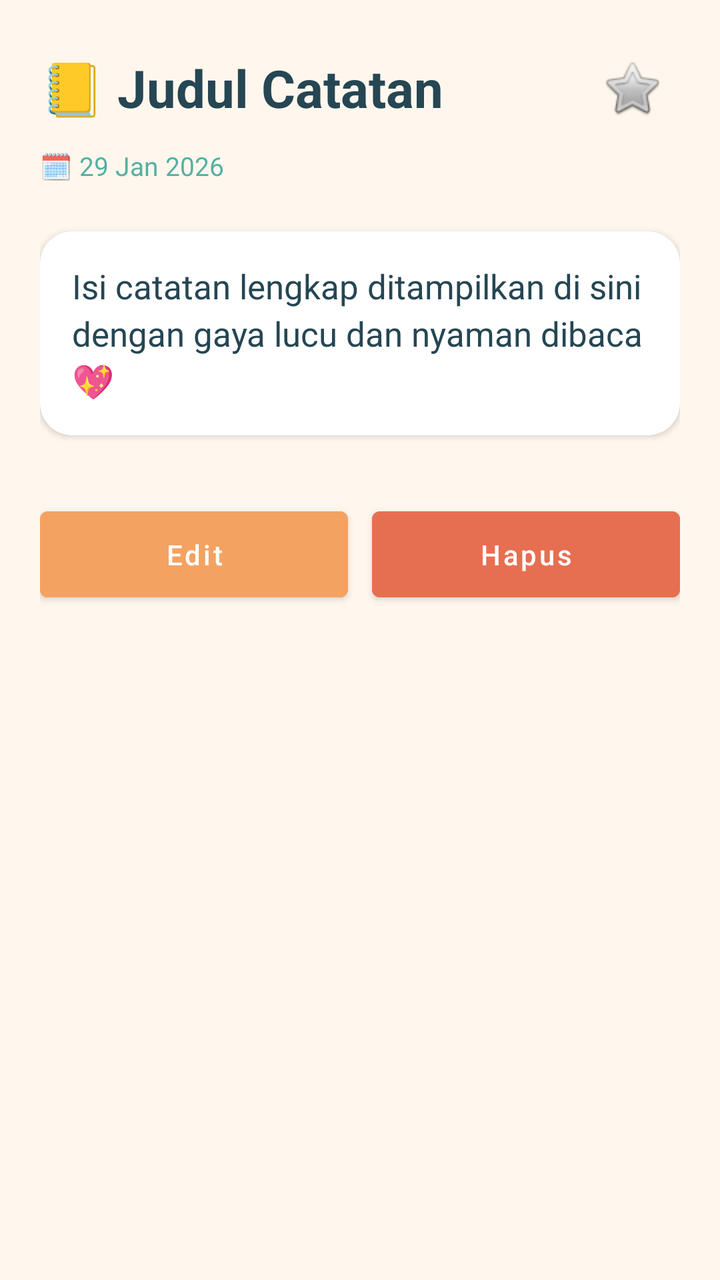
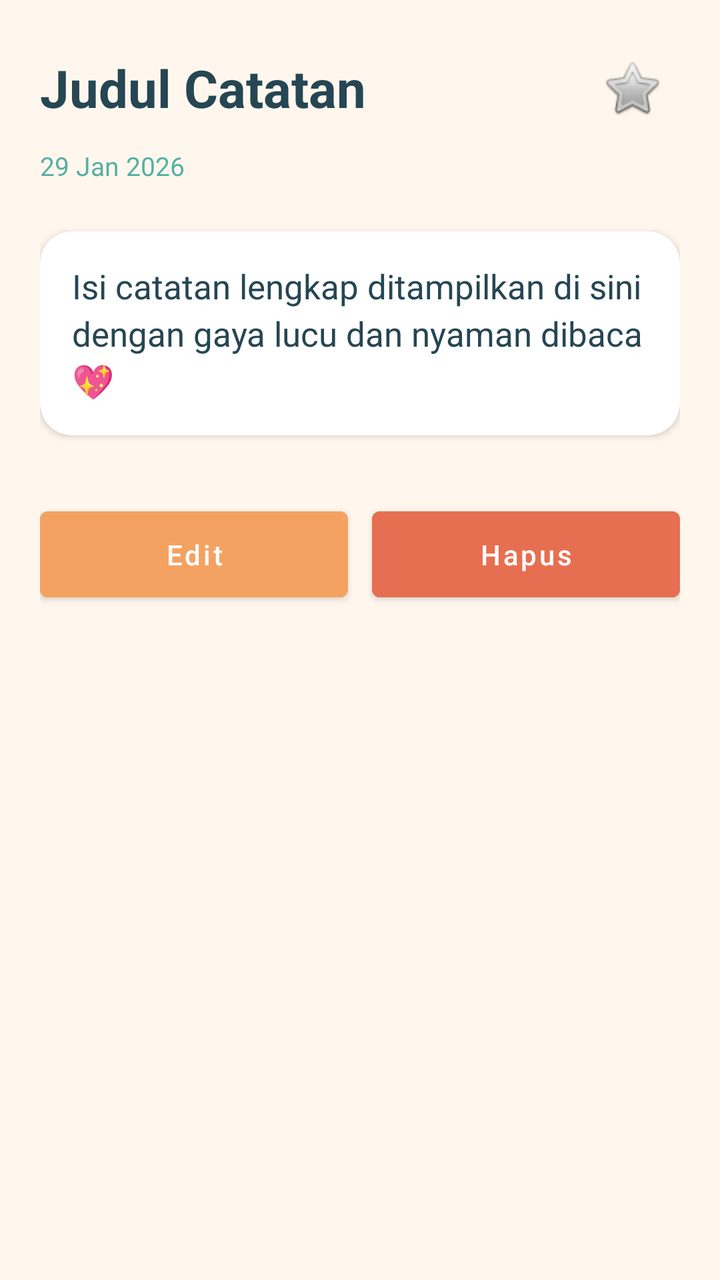

Screens rendered from an Android XML layout before and after an edit, with the pre-edit source and the edit as a unified diff.
<!-- AndroidManifest.xml: application theme Theme.Notes -->
<!-- res/layout/activity_detail.xml -->
<?xml version="1.0" encoding="utf-8"?>
<ScrollView xmlns:android="http://schemas.android.com/apk/res/android"
    android:id="@+id/main"
    android:layout_width="match_parent"
    android:layout_height="match_parent"
    android:background="@color/cream_background">

    <LinearLayout
        android:layout_width="match_parent"
        android:layout_height="wrap_content"
        android:orientation="vertical"
        android:padding="20dp">

        
        <LinearLayout
            android:layout_width="match_parent"
            android:layout_height="wrap_content"
            android:gravity="center_vertical"
            android:orientation="horizontal">

            <TextView
                android:id="@+id/tvDetailTitle"
                android:layout_width="0dp"
                android:layout_height="wrap_content"
                android:layout_weight="1"
                android:text="📒 Judul Catatan"
                android:textSize="26sp"
                android:textStyle="bold"
                android:textColor="@color/dark_blue_text" />

            <ImageButton
                android:id="@+id/btnDetailFavorite"
                android:layout_width="48dp"
                android:layout_height="48dp"
                android:background="?attr/selectableItemBackgroundBorderless"
                android:src="@android:drawable/btn_star_big_off"
                android:contentDescription="Favorite"
                android:scaleType="centerInside" />
        </LinearLayout>

        
        <TextView
            android:id="@+id/tvDetailDate"
            android:layout_width="wrap_content"
            android:layout_height="wrap_content"
            android:text="🗓 29 Jan 2026"
            android:textSize="13sp"
            android:layout_marginTop="6dp"
            android:textColor="@color/green_tosca_text"
            android:alpha="0.8" />

        
        <androidx.cardview.widget.CardView
            android:layout_width="match_parent"
            android:layout_height="wrap_content"
            android:layout_marginTop="24dp"
            xmlns:app="http://schemas.android.com/apk/res-auto"
            app:cardCornerRadius="16dp"
            app:cardElevation="2dp"
            app:cardBackgroundColor="@color/white">

            <TextView
                android:id="@+id/tvDetailContent"
                android:layout_width="match_parent"
                android:layout_height="wrap_content"
                android:padding="16dp"
                android:text="Isi catatan lengkap ditampilkan di sini dengan gaya lucu dan nyaman dibaca 💖"
                android:textSize="17sp"
                android:lineSpacingExtra="4dp"
                android:textColor="@color/dark_blue_text" />
        </androidx.cardview.widget.CardView>

        
        <LinearLayout
            android:layout_width="match_parent"
            android:layout_height="wrap_content"
            android:orientation="horizontal"
            android:layout_marginTop="32dp">

            <Button
                android:id="@+id/btnEdit"
                android:layout_width="0dp"
                android:layout_height="wrap_content"
                android:layout_weight="1"
                android:text="Edit"
                android:padding="12dp"
                android:textAllCaps="false"
                android:backgroundTint="@color/orange_primary"
                android:textColor="@color/white" />

            <Button
                android:id="@+id/btnDelete"
                android:layout_width="0dp"
                android:layout_height="wrap_content"
                android:layout_weight="1"
                android:text="Hapus"
                android:padding="12dp"
                android:textAllCaps="false"
                android:backgroundTint="@color/red_brick_secondary"
                android:textColor="@color/white"
                android:layout_marginStart="12dp" />
        </LinearLayout>

    </LinearLayout>
</ScrollView>
<!-- resources referenced by this layout -->
<resources>
  <color name="cream_background">#FFF7ED</color>
  <color name="dark_blue_text">#264653</color>
  <color name="green_tosca_text">#2A9D8F</color>
  <color name="orange_primary">#F4A261</color>
  <color name="red_brick_secondary">#E76F51</color>
  <color name="white">#FFFFFFFF</color>
  <style name="Theme.Notes" parent="Base.Theme.Notes" />
  <style name="Base.Theme.Notes" parent="Theme.MaterialComponents.DayNight.NoActionBar">
          
          <item name="colorPrimary">@color/orange_primary</item>
          <item name="colorPrimaryVariant">@color/red_brick_secondary</item>
          <item name="colorOnPrimary">@color/white</item>
          
          <item name="colorSecondary">@color/green_tosca_text</item>
          <item name="colorSecondaryVariant">@color/green_tosca_text</item>
          <item name="colorOnSecondary">@color/white</item>
          
          <item name="android:statusBarColor">@color/cream_background</item>
          <item name="android:windowLightStatusBar">true</item>
          
          <item name="android:windowBackground">@color/cream_background</item>
          
          <item name="android:textColorPrimary">@color/dark_blue_text</item>
          <item name="android:textColorSecondary">@color/green_tosca_text</item>
      </style>
</resources>

<!-- the commit's change to res/layout/activity_detail.xml (unified diff, before → after) -->
@@ -23,7 +23,7 @@
                 android:layout_width="0dp"
                 android:layout_height="wrap_content"
                 android:layout_weight="1"
-                android:text="📒 Judul Catatan"
+                android:text="Judul Catatan"
                 android:textSize="26sp"
                 android:textStyle="bold"
                 android:textColor="@color/dark_blue_text" />
@@ -43,7 +43,7 @@
             android:id="@+id/tvDetailDate"
             android:layout_width="wrap_content"
             android:layout_height="wrap_content"
-            android:text="🗓 29 Jan 2026"
+            android:text="29 Jan 2026"
             android:textSize="13sp"
             android:layout_marginTop="6dp"
             android:textColor="@color/green_tosca_text"
